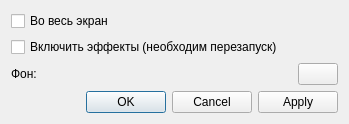
Old version of the form src/sakalendarapp/gui/ui/sakalendarsettingsdialog.ui in the repository lynx-r1/Slavo-Arian-Calendar.
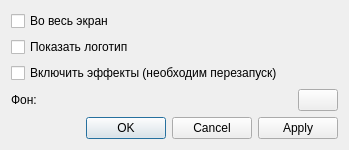
New version of the form. Custom widgets are drawn as their Qt base class.

Commit message: Added show/hide logotip settings. Added class SAGraphicsItemGroup

```diff
--- a/src/sakalendarapp/gui/ui/sakalendarsettingsdialog.ui
+++ b/src/sakalendarapp/gui/ui/sakalendarsettingsdialog.ui
@@ -7,7 +7,7 @@
     <x>0</x>
     <y>0</y>
     <width>349</width>
-    <height>120</height>
+    <height>147</height>
    </rect>
   </property>
   <property name="windowTitle">
@@ -21,6 +21,13 @@
      </property>
     </widget>
    </item>
+   <item>
+    <widget class="QCheckBox" name="mShowLogoCheckBox">
+     <property name="text">
+      <string>Показать логотип</string>
+     </property>
+    </widget>
+   </item>
    <item>
     <widget class="QCheckBox" name="mEffectsCheckBox">
      <property name="text">
```
The commit also changes 7 other files.
